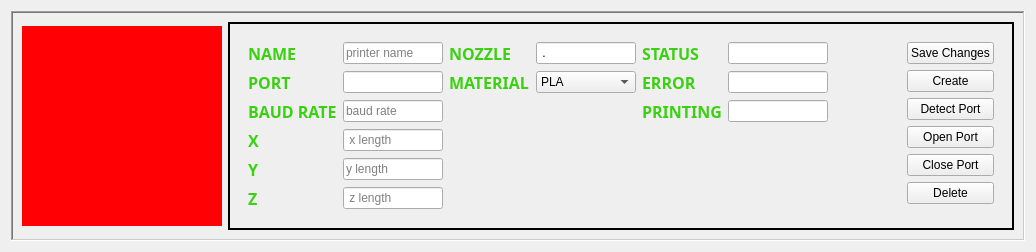
This is ui/devicewidget.ui in malabdali/3dPrintersManager as Qt 5 draws it before an edit. The edited form follows.
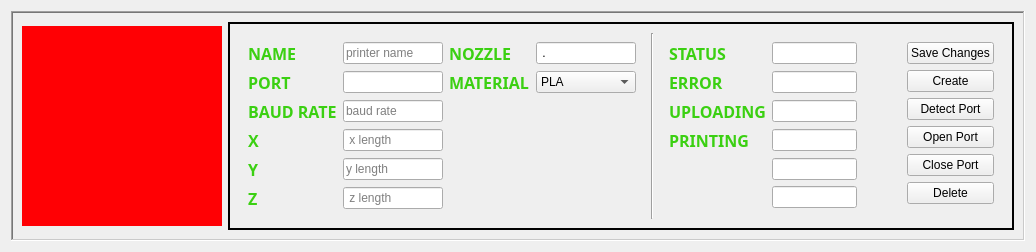
This is the edited form. Icons and pictures are not drawn.

Patch:
```diff
--- a/ui/devicewidget.ui
+++ b/ui/devicewidget.ui
@@ -99,19 +99,6 @@
             </sizepolicy>
            </property>
            <layout class="QGridLayout" name="gridLayout">
-            <item row="0" column="5">
-             <widget class="QLineEdit" name="_status">
-              <property name="maximumSize">
-               <size>
-                <width>100</width>
-                <height>16777215</height>
-               </size>
-              </property>
-              <property name="readOnly">
-               <bool>true</bool>
-              </property>
-             </widget>
-            </item>
             <item row="3" column="0">
              <widget class="QLabel" name="_x_label">
               <property name="sizePolicy">
@@ -264,33 +251,6 @@
               </property>
              </widget>
             </item>
-            <item row="0" column="4">
-             <widget class="QLabel" name="_status_label">
-              <property name="sizePolicy">
-               <sizepolicy hsizetype="Fixed" vsizetype="Preferred">
-                <horstretch>0</horstretch>
-                <verstretch>0</verstretch>
-               </sizepolicy>
-              </property>
-              <property name="font">
-               <font>
-                <family>Sylfaen</family>
-                <pointsize>12</pointsize>
-                <weight>75</weight>
-                <bold>true</bold>
-               </font>
-              </property>
-              <property name="styleSheet">
-               <string notr="true">color: rgb(59, 208, 18);</string>
-              </property>
-              <property name="text">
-               <string>STATUS</string>
-              </property>
-              <property name="textFormat">
-               <enum>Qt::PlainText</enum>
-              </property>
-             </widget>
-            </item>
             <item row="1" column="3">
              <widget class="QComboBox" name="_material">
               <item>
@@ -337,19 +297,6 @@
               </property>
              </widget>
             </item>
-            <item row="1" column="5">
-             <widget class="QLineEdit" name="_error">
-              <property name="maximumSize">
-               <size>
-                <width>100</width>
-                <height>16777215</height>
-               </size>
-              </property>
-              <property name="readOnly">
-               <bool>true</bool>
-              </property>
-             </widget>
-            </item>
             <item row="1" column="1">
              <widget class="QLineEdit" name="_port">
               <property name="maximumSize">
@@ -363,33 +310,6 @@
               </property>
              </widget>
             </item>
-            <item row="1" column="4">
-             <widget class="QLabel" name="_error_label">
-              <property name="sizePolicy">
-               <sizepolicy hsizetype="Fixed" vsizetype="Preferred">
-                <horstretch>0</horstretch>
-                <verstretch>0</verstretch>
-               </sizepolicy>
-              </property>
-              <property name="font">
-               <font>
-                <family>Sylfaen</family>
-                <pointsize>12</pointsize>
-                <weight>75</weight>
-                <bold>true</bold>
-               </font>
-              </property>
-              <property name="styleSheet">
-               <string notr="true">color: rgb(59, 208, 18);</string>
-              </property>
-              <property name="text">
-               <string>ERROR</string>
-              </property>
-              <property name="textFormat">
-               <enum>Qt::PlainText</enum>
-              </property>
-             </widget>
-            </item>
             <item row="1" column="0">
              <widget class="QLabel" name="_port_label">
               <property name="sizePolicy">
@@ -547,7 +467,20 @@
               </property>
              </widget>
             </item>
-            <item row="2" column="5">
+           </layout>
+          </widget>
+         </item>
+         <item>
+          <widget class="Line" name="line">
+           <property name="orientation">
+            <enum>Qt::Vertical</enum>
+           </property>
+          </widget>
+         </item>
+         <item>
+          <widget class="QWidget" name="widget_3" native="true">
+           <layout class="QGridLayout" name="gridLayout_2">
+            <item row="3" column="1">
              <widget class="QLineEdit" name="_printing">
               <property name="maximumSize">
                <size>
@@ -560,7 +493,182 @@
               </property>
              </widget>
             </item>
-            <item row="2" column="4">
+            <item row="0" column="1">
+             <widget class="QLineEdit" name="_status">
+              <property name="maximumSize">
+               <size>
+                <width>100</width>
+                <height>16777215</height>
+               </size>
+              </property>
+              <property name="readOnly">
+               <bool>true</bool>
+              </property>
+             </widget>
+            </item>
+            <item row="2" column="1">
+             <widget class="QLineEdit" name="_uploading">
+              <property name="maximumSize">
+               <size>
+                <width>100</width>
+                <height>16777215</height>
+               </size>
+              </property>
+              <property name="readOnly">
+               <bool>true</bool>
+              </property>
+             </widget>
+            </item>
+            <item row="5" column="0">
+             <widget class="QLabel" name="_hotend_temperature_label">
+              <property name="sizePolicy">
+               <sizepolicy hsizetype="Fixed" vsizetype="Preferred">
+                <horstretch>0</horstretch>
+                <verstretch>0</verstretch>
+               </sizepolicy>
+              </property>
+              <property name="font">
+               <font>
+                <family>Sylfaen</family>
+                <pointsize>12</pointsize>
+                <weight>75</weight>
+                <bold>true</bold>
+               </font>
+              </property>
+              <property name="styleSheet">
+               <string notr="true">color: rgb(59, 208, 18);</string>
+              </property>
+              <property name="text">
+               <string/>
+              </property>
+              <property name="textFormat">
+               <enum>Qt::PlainText</enum>
+              </property>
+              <property name="pixmap">
+               <pixmap resource="../resources/images.qrc">:/icon/images/hotend.png</pixmap>
+              </property>
+              <property name="scaledContents">
+               <bool>true</bool>
+              </property>
+              <property name="openExternalLinks">
+               <bool>false</bool>
+              </property>
+             </widget>
+            </item>
+            <item row="1" column="1">
+             <widget class="QLineEdit" name="_error">
+              <property name="maximumSize">
+               <size>
+                <width>100</width>
+                <height>16777215</height>
+               </size>
+              </property>
+              <property name="readOnly">
+               <bool>true</bool>
+              </property>
+             </widget>
+            </item>
+            <item row="4" column="0">
+             <widget class="QLabel" name="_bed_temperature_label">
+              <property name="sizePolicy">
+               <sizepolicy hsizetype="Fixed" vsizetype="Preferred">
+                <horstretch>0</horstretch>
+                <verstretch>0</verstretch>
+               </sizepolicy>
+              </property>
+              <property name="font">
+               <font>
+                <family>Sylfaen</family>
+                <pointsize>12</pointsize>
+                <weight>75</weight>
+                <bold>true</bold>
+               </font>
+              </property>
+              <property name="styleSheet">
+               <string notr="true">color: rgb(59, 208, 18);</string>
+              </property>
+              <property name="text">
+               <string/>
+              </property>
+              <property name="textFormat">
+               <enum>Qt::PlainText</enum>
+              </property>
+              <property name="pixmap">
+               <pixmap resource="../resources/images.qrc">:/icon/images/bed.png</pixmap>
+              </property>
+              <property name="scaledContents">
+               <bool>true</bool>
+              </property>
+             </widget>
+            </item>
+            <item row="4" column="1">
+             <widget class="QLineEdit" name="_bed_temperature">
+              <property name="maximumSize">
+               <size>
+                <width>100</width>
+                <height>16777215</height>
+               </size>
+              </property>
+              <property name="readOnly">
+               <bool>true</bool>
+              </property>
+             </widget>
+            </item>
+            <item row="0" column="0">
+             <widget class="QLabel" name="_status_label">
+              <property name="sizePolicy">
+               <sizepolicy hsizetype="Fixed" vsizetype="Preferred">
+                <horstretch>0</horstretch>
+                <verstretch>0</verstretch>
+               </sizepolicy>
+              </property>
+              <property name="font">
+               <font>
+                <family>Sylfaen</family>
+                <pointsize>12</pointsize>
+                <weight>75</weight>
+                <bold>true</bold>
+               </font>
+              </property>
+              <property name="styleSheet">
+               <string notr="true">color: rgb(59, 208, 18);</string>
+              </property>
+              <property name="text">
+               <string>STATUS</string>
+              </property>
+              <property name="textFormat">
+               <enum>Qt::PlainText</enum>
+              </property>
+             </widget>
+            </item>
+            <item row="1" column="0">
+             <widget class="QLabel" name="_error_label">
+              <property name="sizePolicy">
+               <sizepolicy hsizetype="Fixed" vsizetype="Preferred">
+                <horstretch>0</horstretch>
+                <verstretch>0</verstretch>
+               </sizepolicy>
+              </property>
+              <property name="font">
+               <font>
+                <family>Sylfaen</family>
+                <pointsize>12</pointsize>
+                <weight>75</weight>
+                <bold>true</bold>
+               </font>
+              </property>
+              <property name="styleSheet">
+               <string notr="true">color: rgb(59, 208, 18);</string>
+              </property>
+              <property name="text">
+               <string>ERROR</string>
+              </property>
+              <property name="textFormat">
+               <enum>Qt::PlainText</enum>
+              </property>
+             </widget>
+            </item>
+            <item row="3" column="0">
              <widget class="QLabel" name="_printing_label">
               <property name="sizePolicy">
                <sizepolicy hsizetype="Fixed" vsizetype="Preferred">
@@ -587,6 +695,46 @@
               </property>
              </widget>
             </item>
+            <item row="2" column="0">
+             <widget class="QLabel" name="_uploading_label">
+              <property name="sizePolicy">
+               <sizepolicy hsizetype="Fixed" vsizetype="Preferred">
+                <horstretch>0</horstretch>
+                <verstretch>0</verstretch>
+               </sizepolicy>
+              </property>
+              <property name="font">
+               <font>
+                <family>Sylfaen</family>
+                <pointsize>12</pointsize>
+                <weight>75</weight>
+                <bold>true</bold>
+               </font>
+              </property>
+              <property name="styleSheet">
+               <string notr="true">color: rgb(59, 208, 18);</string>
+              </property>
+              <property name="text">
+               <string>UPLOADING</string>
+              </property>
+              <property name="textFormat">
+               <enum>Qt::PlainText</enum>
+              </property>
+             </widget>
+            </item>
+            <item row="5" column="1">
+             <widget class="QLineEdit" name="_hotend_temperature_">
+              <property name="maximumSize">
+               <size>
+                <width>100</width>
+                <height>16777215</height>
+               </size>
+              </property>
+              <property name="readOnly">
+               <bool>true</bool>
+              </property>
+             </widget>
+            </item>
            </layout>
           </widget>
          </item>
```
